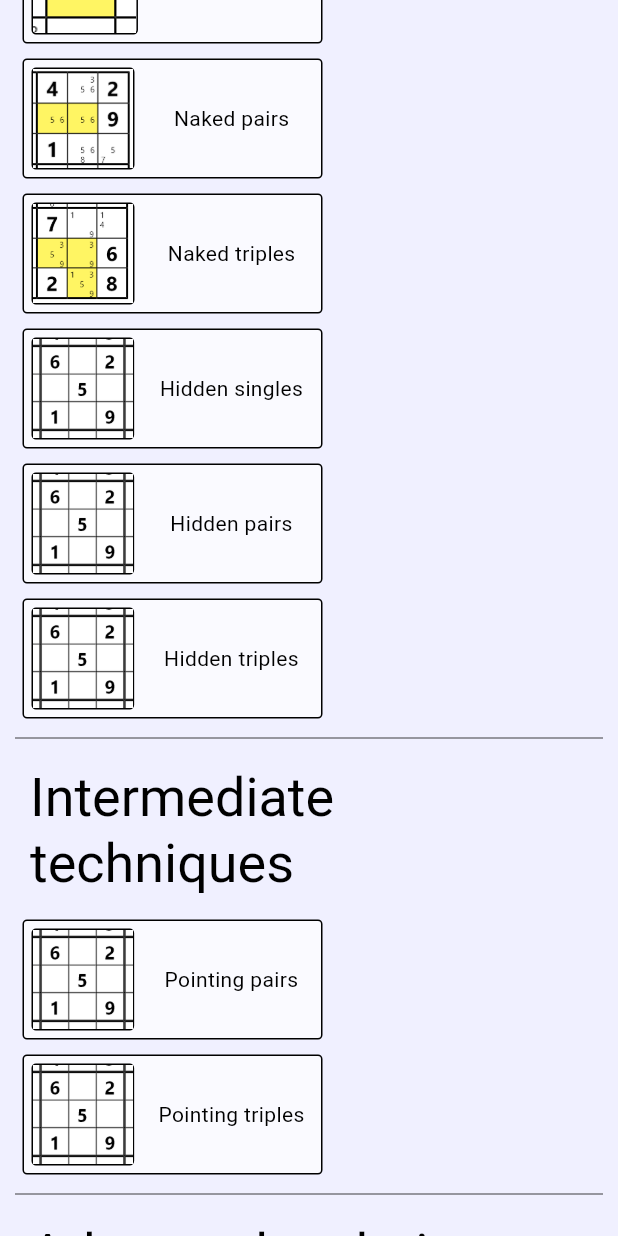
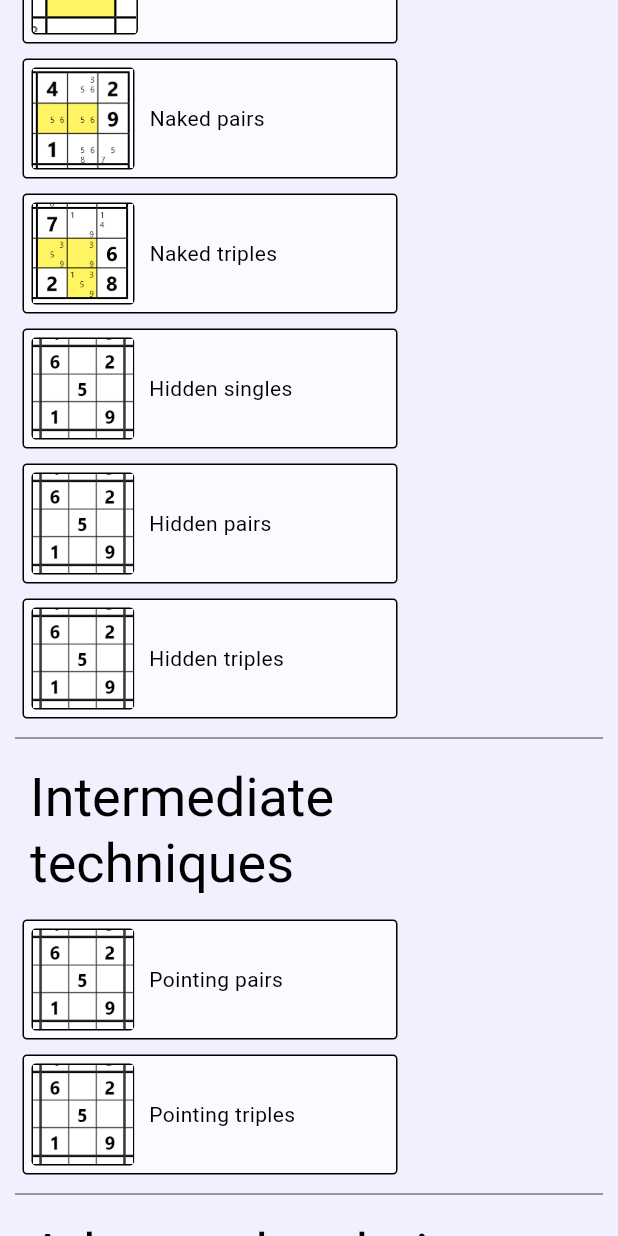
Before and after one commit to Majuo/thesis, a Flutter app: the LearningPage screen opened directly, scrolled down 576 dp, on a phone screen of 412 x 824 dp. Run offline on Flutter 3.47's test engine with Material 2 defaults, Android fonts, the phone set to English and light mode, and no system bars; our stand-ins replace shared_preferences; accounts and stored records are empty; generated files the repository leaves out were written again.

Commit message:
tile size + text padding on learning page

```diff
--- a/sudoku_app/lib/widgets/techniques_list_tile.dart
+++ b/sudoku_app/lib/widgets/techniques_list_tile.dart
@@ -1,7 +1,7 @@
 import 'package:flutter/material.dart';
 
 class TechniquesListTile extends StatelessWidget {
-  static const double tileWidth = 200;
+  static double tileWidth = 250;
   static const double tileHeight = 80;
   static const double tilePadding = 5;
 
@@ -44,9 +44,7 @@ class TechniquesListTile extends StatelessWidget {
                   ),
                 ),
                 Expanded(
-                  child: Center(
-                    child: Text(techniqueName)
-                  ),
+                  child: Padding(padding: const EdgeInsets.symmetric(horizontal: 5), child: Text(techniqueName))
                 )
               ],
             ),
```
